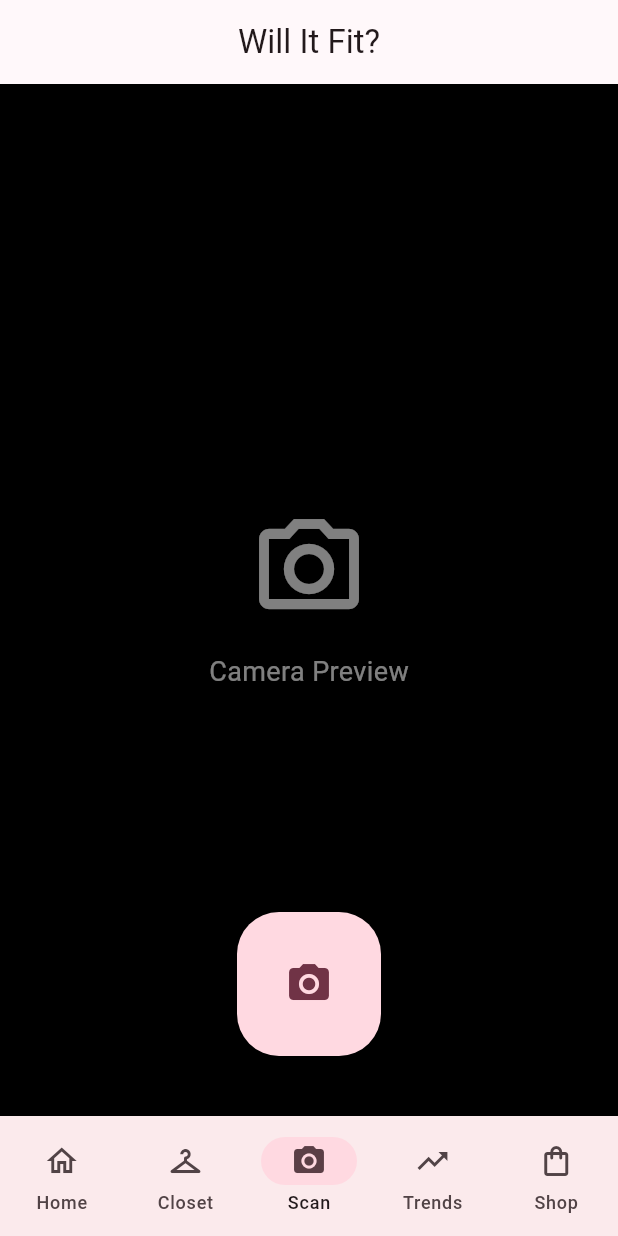
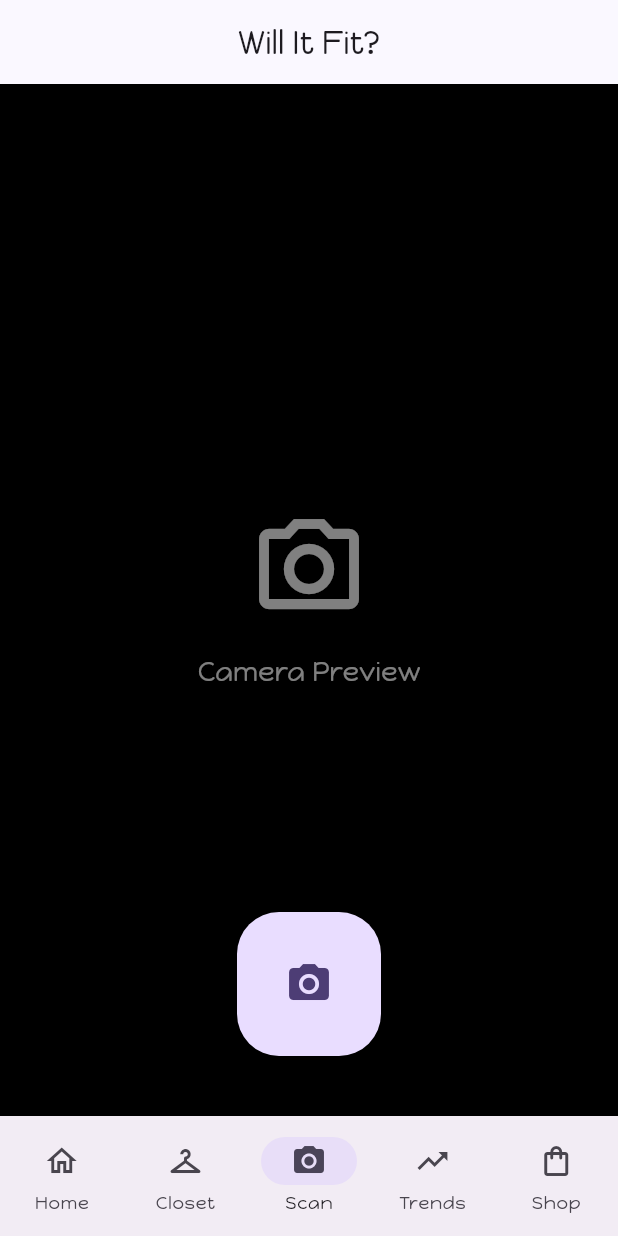
Before and after one commit to HybridCloudWorks/SimplySoph-SimplyStyles, a Flutter app: the screen it shows once a user with an empty profile is signed in, item 3 of the bottom bar chosen, on a phone screen of 412 x 824 dp. Run offline on Flutter 3.47's test engine with Material 3 defaults, Android fonts, the phone set to English and light mode, and no system bars; our stand-ins replace cloud_firestore, cloud_functions, firebase_auth, firebase_core, google_sign_in, image_picker; accounts and stored records are empty.

Commit message:
PreCode v0.1

```diff
--- a/lib/api/gemini_cortex_api.dart
+++ b/lib/api/gemini_cortex_api.dart
@@ -1,5 +1,3 @@
-import 'dart:convert';
-import 'dart:typed_data';
 import 'package:cloud_functions/cloud_functions.dart';
 
 class GeminiCortexAPI {
--- a/lib/main.dart
+++ b/lib/main.dart
@@ -28,11 +28,12 @@ class SimplyStylesApp extends StatelessWidget {
         debugShowCheckedModeBanner: false,
         theme: ThemeData(
           useMaterial3: true,
+          fontFamily: 'HappyMonkey',
           colorScheme: ColorScheme.fromSeed(
-            seedColor: const Color(0xFFFF6B9D),
+            seedColor: const Color(0xFF8B5CF6),
             brightness: Brightness.light,
           ),
-          scaffoldBackgroundColor: const Color(0xFFFFF8FA),
+          scaffoldBackgroundColor: const Color(0xFFFAF8FF),
           appBarTheme: const AppBarTheme(
             centerTitle: true,
             elevation: 0,
--- a/lib/screens/home/home_screen.dart
+++ b/lib/screens/home/home_screen.dart
@@ -264,7 +264,7 @@ class _QuickActionCard extends StatelessWidget {
               Container(
                 padding: const EdgeInsets.all(12),
                 decoration: BoxDecoration(
-                  color: color.withOpacity(0.1),
+                  color: color.withValues(alpha: 0.1),
                   borderRadius: BorderRadius.circular(12),
                 ),
                 child: Icon(icon, color: color, size: 28),
--- a/lib/screens/scanner/persona_fit_scanner_screen.dart
+++ b/lib/screens/scanner/persona_fit_scanner_screen.dart
@@ -55,13 +55,13 @@ class _PersonaFitScannerScreenState extends State<PersonaFitScannerScreen> {
                   Icon(
                     Icons.camera_alt_outlined,
                     size: 80,
-                    color: Colors.white.withOpacity(0.5),
+                    color: Colors.white.withValues(alpha: 0.5),
                   ),
                   const SizedBox(height: 16),
                   Text(
                     'Camera Preview',
                     style: TextStyle(
-                      color: Colors.white.withOpacity(0.5),
+                      color: Colors.white.withValues(alpha: 0.5),
                       fontSize: 18,
                     ),
                   ),
@@ -73,7 +73,7 @@ class _PersonaFitScannerScreenState extends State<PersonaFitScannerScreen> {
           // Scanning Overlay
           if (_isScanning)
             Container(
-              color: Colors.black.withOpacity(0.7),
+              color: Colors.black.withValues(alpha: 0.7),
               child: const Center(
                 child: Column(
                   mainAxisAlignment: MainAxisAlignment.center,
@@ -104,7 +104,7 @@ class _PersonaFitScannerScreenState extends State<PersonaFitScannerScreen> {
                   ),
                   boxShadow: [
                     BoxShadow(
-                      color: Colors.black.withOpacity(0.2),
+                      color: Colors.black.withValues(alpha: 0.2),
                       blurRadius: 10,
                       offset: const Offset(0, -5),
                     ),
@@ -120,7 +120,7 @@ class _PersonaFitScannerScreenState extends State<PersonaFitScannerScreen> {
                       height: 120,
                       decoration: BoxDecoration(
                         shape: BoxShape.circle,
-                        color: const Color(0xFFFF6B9D).withOpacity(0.1),
+                        color: const Color(0xFFFF6B9D).withValues(alpha: 0.1),
                       ),
                       child: Center(
                         child: Column(
--- a/lib/screens/shop/recommendations_screen.dart
+++ b/lib/screens/shop/recommendations_screen.dart
@@ -204,7 +204,7 @@ class RecommendationCard extends StatelessWidget {
                             vertical: 4,
                           ),
                           decoration: BoxDecoration(
-                            color: const Color(0xFF4CAF50).withOpacity(0.1),
+                            color: const Color(0xFF4CAF50).withValues(alpha: 0.1),
                             borderRadius: BorderRadius.circular(12),
                           ),
                           child: Row(
--- a/lib/screens/trends/trend_wall_screen.dart
+++ b/lib/screens/trends/trend_wall_screen.dart
@@ -87,7 +87,7 @@ class TrendCard extends StatelessWidget {
                     width: 60,
                     height: 60,
                     decoration: BoxDecoration(
-                      color: color.withOpacity(0.2),
+                      color: color.withValues(alpha: 0.2),
                       borderRadius: BorderRadius.circular(12),
                     ),
                     child: Icon(
@@ -131,7 +131,7 @@ class TrendCard extends StatelessWidget {
                         vertical: 6,
                       ),
                       decoration: BoxDecoration(
-                        color: const Color(0xFFFF6B9D).withOpacity(0.1),
+                        color: const Color(0xFFFF6B9D).withValues(alpha: 0.1),
                         borderRadius: BorderRadius.circular(20),
                       ),
                       child: Row(
--- a/pubspec.yaml
+++ b/pubspec.yaml
@@ -45,3 +45,8 @@ dev_dependencies:
 
 flutter:
   uses-material-design: true
+
+  fonts:
+    - family: HappyMonkey
+      fonts:
+        - asset: fonts/HappyMonkey-Regular.ttf
```
Also changed, not shown: fonts/HappyMonkey-Regular.ttf (added), 9 other files.
